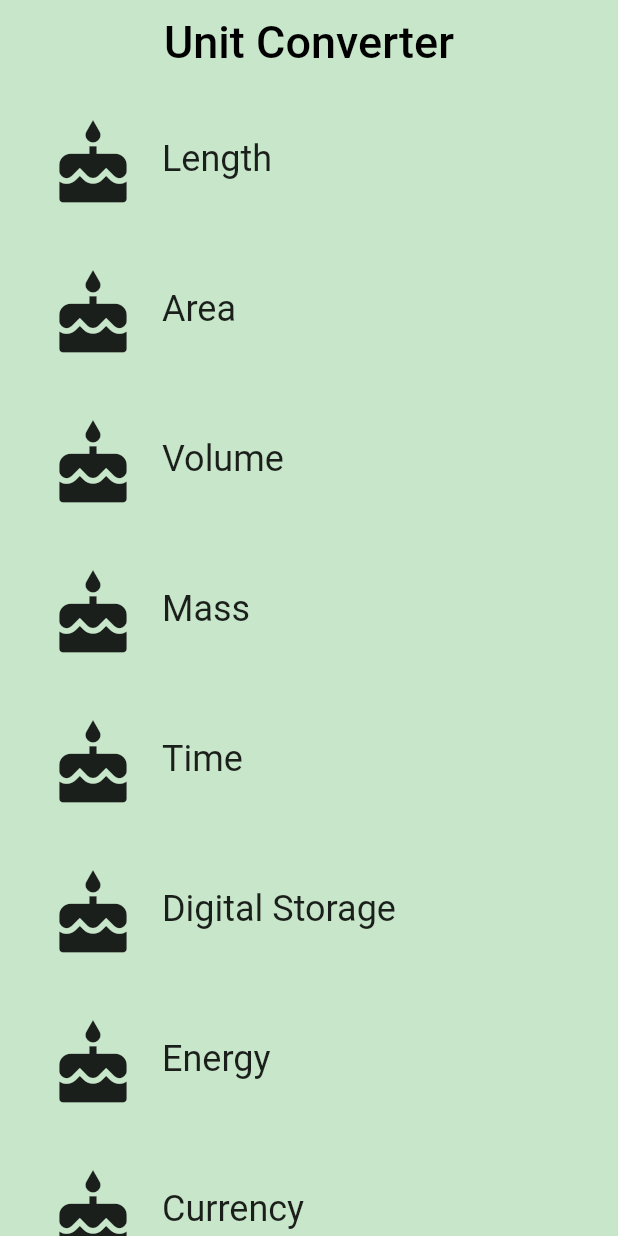
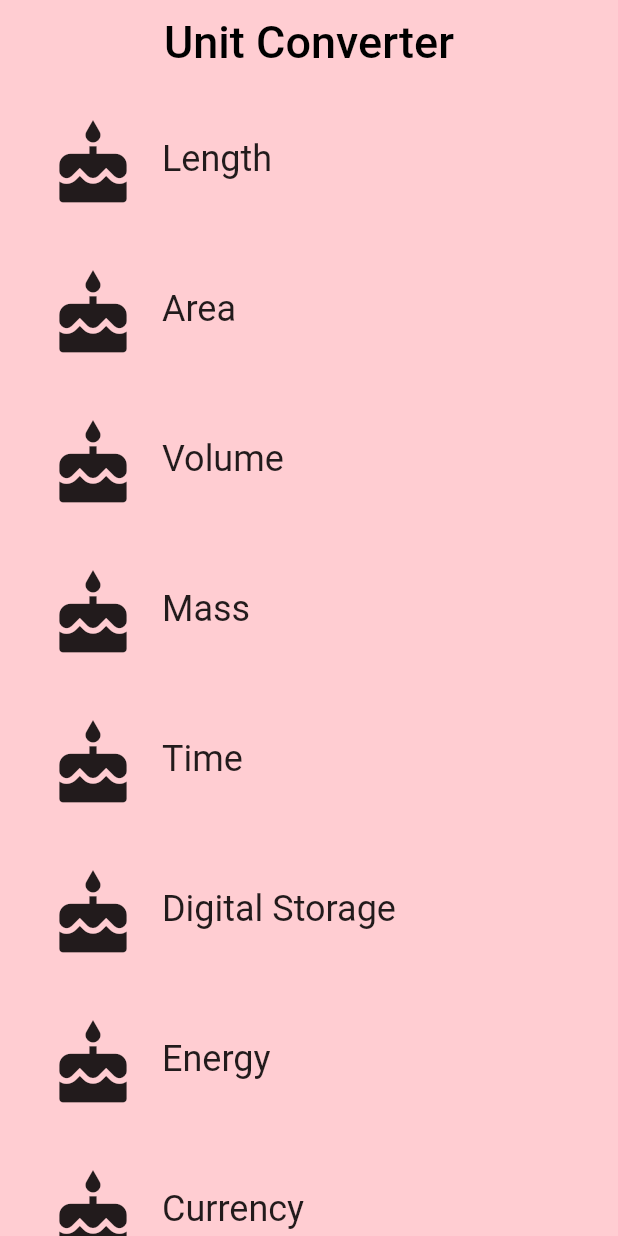
Before and after one commit to mohanmunisifreddy/Flutter-Demo-, a Flutter app: the screen it shows after launch, on a phone screen of 412 x 824 dp. Run offline on Flutter 3.47's test engine with Material 2 defaults, Android fonts, the phone set to English and light mode, and no system bars.

Commit message:
Status bar hidden

```diff
--- a/lib/category_route.dart
+++ b/lib/category_route.dart
@@ -1,7 +1,7 @@
 import 'package:flutter/material.dart';
 import 'package:hello_rectangle/category.dart';
 
-final _backgroundColor = Colors.green[100];
+final _backgroundColor = Colors.red[100];
 
 class CategoryRoute extends StatelessWidget {
   const CategoryRoute();
--- a/lib/main.dart
+++ b/lib/main.dart
@@ -1,7 +1,9 @@
 import 'package:flutter/material.dart';
 import 'package:hello_rectangle/category_route.dart';
+import 'package:flutter/services.dart';
 
 void main() {
+  SystemChrome.setEnabledSystemUIOverlays([]);
   runApp(UnitConverterApp());
 }
 
```
